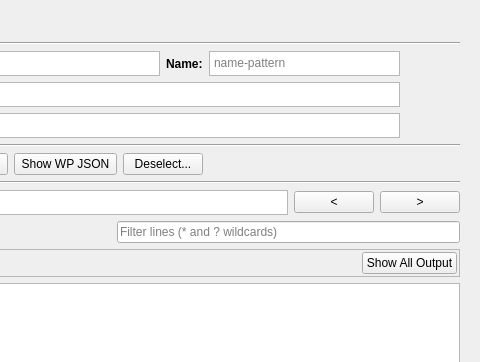
First picture: the form in yellowdog_cli/commander/commander.ui, repository yellowdog/yellowdog-cli, before the edit; both pictures show x 622 to 1102 and y 0 to 362 of the 1102 by 776 pixel window.
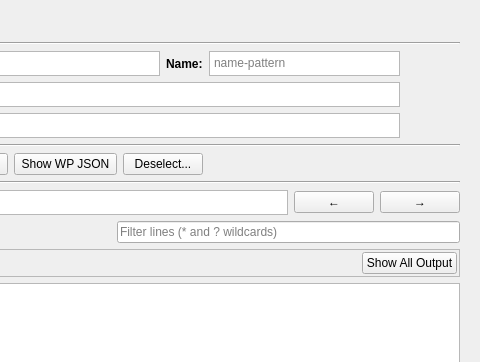
Second picture: the form after the edit.

Commit message:
Commander: arrows for the history and Jump to End buttons
The command history's buttons are labelled ← and → in place of < and >,
and the Jump to End button ↓ in place of its drawn arrow, in the
window's font: inside the output window it inherited the output's
Courier, which drew a thin, low arrow, and the window's own font, which
marks nothing as set, does not override that, so it is built with an
explicit family and size.

The edit to the form file:
```diff
--- a/yellowdog_cli/commander/commander.ui
+++ b/yellowdog_cli/commander/commander.ui
@@ -1146,7 +1146,7 @@
            <string>The previous command in the history</string>
           </property>
           <property name="text">
-           <string>&lt;</string>
+           <string>←</string>
           </property>
          </widget>
         </item>
@@ -1156,7 +1156,7 @@
            <string>The next command in the history</string>
           </property>
           <property name="text">
-           <string>&gt;</string>
+           <string>→</string>
           </property>
          </widget>
         </item>
```
The commit also changes 5 other files.
